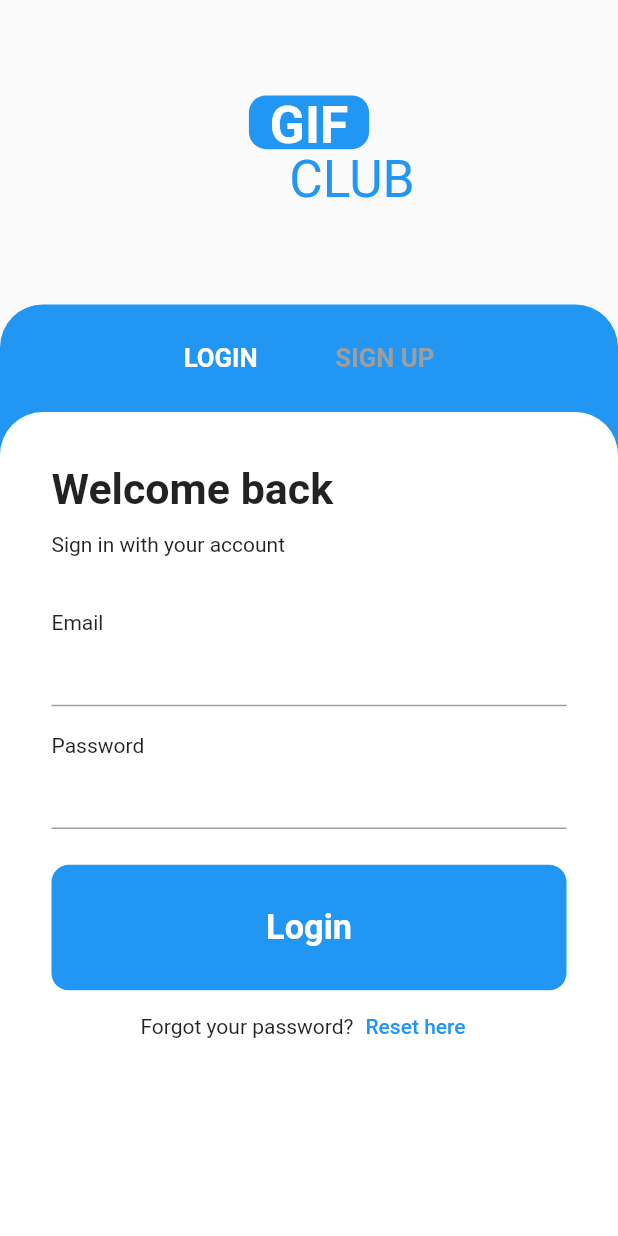
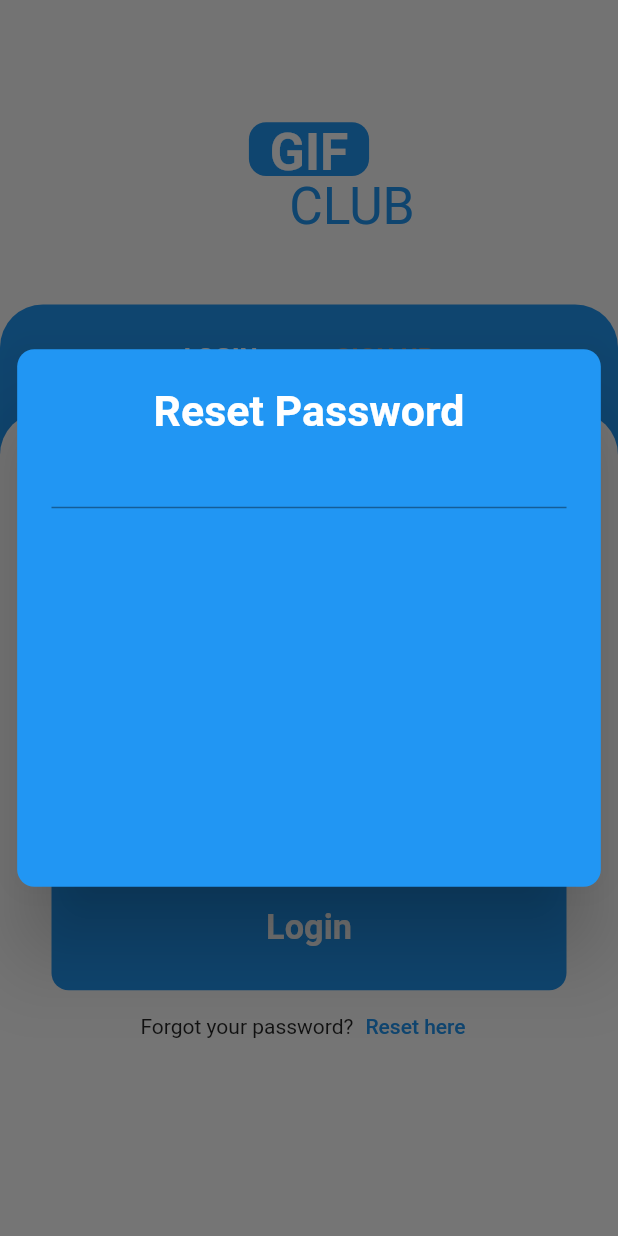
Before and after one commit to yusufmsabeh/gif_app, a Flutter app: the screen it shows after launch, after a tap on "Reset here", on a phone screen of 412 x 824 dp. Run offline on Flutter 3.47's test engine with Material 2 defaults, Android fonts, the phone set to English and light mode, and no system bars; our stand-ins replace cloud_firestore, dio, firebase_auth, firebase_core, flutter_screenutil, lottie and 2 more; missing offline and left inert: dart:ffi, flutter_share; accounts and stored records are empty.

Commit message:
add reset password dialog

```diff
--- a/lib/Forms/SignInForm.dart
+++ b/lib/Forms/SignInForm.dart
@@ -4,6 +4,7 @@ import 'package:flutter/src/foundation/key.dart';
 import 'package:flutter/src/widgets/framework.dart';
 import 'package:flutter_screenutil/flutter_screenutil.dart';
 import 'package:gif_app/Providers/AuthProvider.dart';
+import 'package:gif_app/Screens/ResetPasswordDialog.dart';
 import 'package:provider/provider.dart';
 
 class SignInForm extends StatelessWidget {
@@ -64,7 +65,12 @@ class SignInForm extends StatelessWidget {
               ),
               Row(mainAxisAlignment: MainAxisAlignment.center, children: [
                 Text('Forgot your password?'),
-                TextButton(onPressed: () => null, child: Text("Reset here"))
+                TextButton(
+                    onPressed: () => showDialog(
+                        context: context,
+                        builder: (context) =>
+                            SizedBox(child: ResetPasswordDialog())),
+                    child: Text("Reset here"))
               ])
             ],
           )),
--- a/lib/Helpers/AuthHelper.dart
+++ b/lib/Helpers/AuthHelper.dart
@@ -37,6 +37,10 @@ class AuthHelper {
     }
   }
 
+  SignOut() async {
+    await FirebaseAuth.instance.signOut();
+  }
+
   User? getUser() {
     return FirebaseAuth.instance.currentUser;
   }
--- a/lib/Providers/AuthProvider.dart
+++ b/lib/Providers/AuthProvider.dart
@@ -6,6 +6,7 @@ import 'package:gif_app/Model/AppUser.dart';
 import 'package:gif_app/Providers/FireStoreProvider.dart';
 import 'package:gif_app/Providers/UIProvider.dart';
 import 'package:gif_app/Screens/Homepage.dart';
+import 'package:gif_app/Screens/SignupSigninScreen.dart';
 import 'package:provider/provider.dart';
 
 class AuthProvider extends ChangeNotifier {
@@ -41,6 +42,11 @@ class AuthProvider extends ChangeNotifier {
         .changeSigInUpPage(0);
   }
 
+  SignOut() async {
+    await AuthHelper.instance.SignOut();
+    AppRouter.pushWithReplacment(SignupSigninScreen());
+  }
+
   User? getCurrentUser() {
     return AuthHelper.instance.getUser();
   }
--- /dev/null
+++ b/lib/Screens/ResetPasswordDialog.dart
@@ -0,0 +1,37 @@
+import 'package:flutter/material.dart';
+import 'package:flutter/src/foundation/key.dart';
+import 'package:flutter/src/widgets/framework.dart';
+import 'package:flutter_screenutil/flutter_screenutil.dart';
+
+class ResetPasswordDialog extends StatelessWidget {
+  const ResetPasswordDialog({Key? key}) : super(key: key);
+
+  @override
+  Widget build(BuildContext context) {
+    return SizedBox(
+      child: Dialog(
+        insetPadding: EdgeInsets.symmetric(horizontal: 10.w),
+        backgroundColor: Colors.blue,
+        shape:
+            RoundedRectangleBorder(borderRadius: BorderRadius.circular(10.r)),
+        child: Container(
+          padding: EdgeInsets.symmetric(horizontal: 20.w),
+          height: 300.h,
+          child: Column(children: [
+            SizedBox(
+              height: 20.h,
+            ),
+            Text(
+              "Reset Password",
+              style: TextStyle(
+                  color: Colors.white,
+                  fontSize: 25.sp,
+                  fontWeight: FontWeight.bold),
+            ),
+            TextFormField()
+          ]),
+        ),
+      ),
+    );
+  }
+}
--- a/lib/Screens/SignupSigninScreen.dart
+++ b/lib/Screens/SignupSigninScreen.dart
@@ -26,6 +26,7 @@ class SignupSigninScreen extends StatelessWidget {
                       Container(
                         width: 70.w,
                         height: 30.h,
+                        margin: EdgeInsets.only(top: 30.h),
                         decoration: BoxDecoration(
                             color: Colors.blue,
                             borderRadius: BorderRadius.circular(10.r)),
```
Also changed, not shown: lib/Screens/Homepage.dart (+8 -2 lines).
